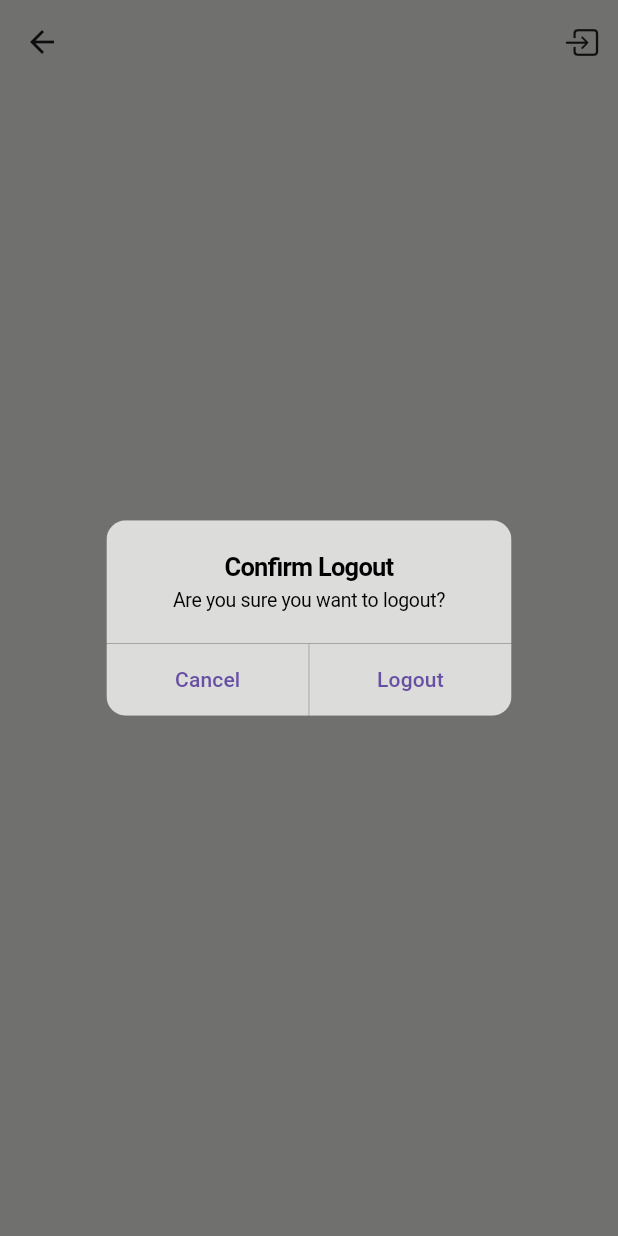
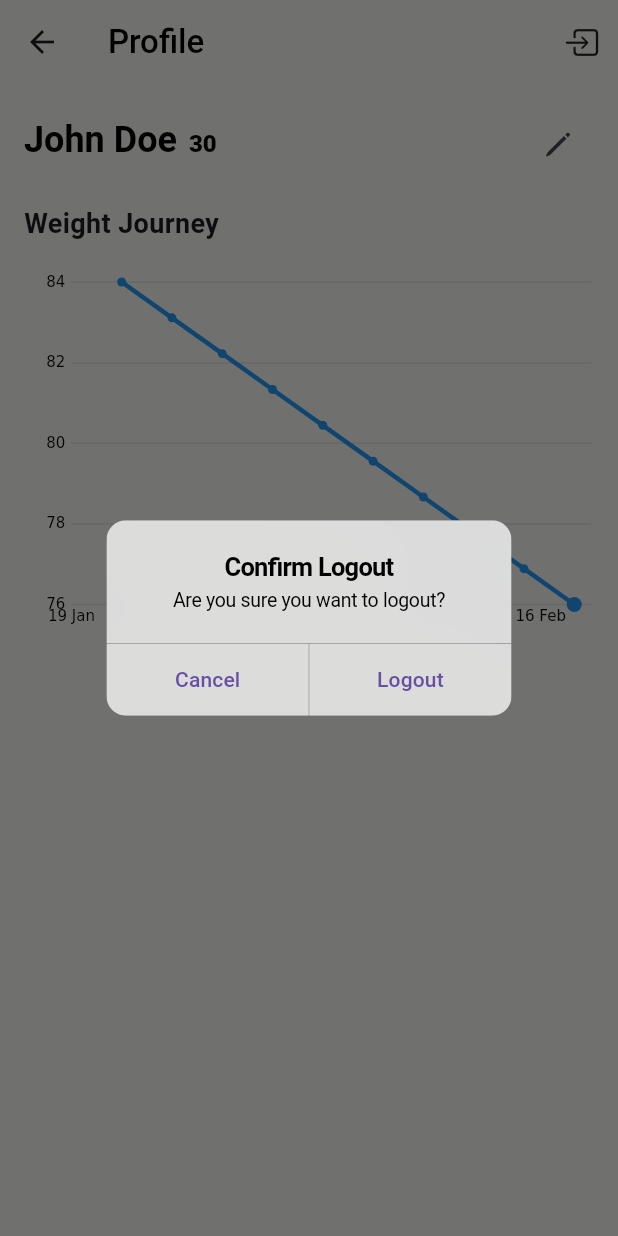
Before and after one commit to Sharathchenna/MacroBalance, a Flutter app: the Accountdashboard screen opened directly, after a tap on an icon or button, on a phone screen of 412 x 824 dp. Run offline on Flutter 3.47's test engine with Material 3 defaults, Android fonts, the phone set to English and light mode, and no system bars; our stand-ins replace camera, flutter_svg, google_fonts, google_generative_ai, google_sign_in, image_picker and 1 more; missing offline and left inert: health, supabase_auth_ui; accounts and stored records are empty.

Commit message:
profile page - name, age and graph initial design

```diff
--- a/lib/screens/accountdashboard.dart
+++ b/lib/screens/accountdashboard.dart
@@ -1,7 +1,41 @@
+import 'dart:io';
 import 'package:flutter/cupertino.dart';
 import 'package:flutter/material.dart';
+import 'package:google_fonts/google_fonts.dart';
 import 'package:macrotracker/screens/welcomescreen.dart';
+// Import the custom painter widget:
+import 'package:macrotracker/widgets/chart_painter.dart';
 import 'package:supabase_flutter/supabase_flutter.dart';
+import 'package:image_picker/image_picker.dart'; // if still needed
+
+// You can keep your model if needed, or simply use WeightEntry from ChartPainter.dart
+
+class ProgressChart extends StatelessWidget {
+  static const int NUMBER_OF_DAYS = 31;
+  final List<WeightEntry> entries;
+
+  const ProgressChart(this.entries, {super.key});
+
+  @override
+  Widget build(BuildContext context) {
+    return CustomPaint(
+      painter: ChartPainter(_prepareEntryList(entries)),
+      // Optionally set a size if not constrained by parent:
+      size: const Size(double.infinity, 250),
+    );
+  }
+
+  // Filter entries that are within chart time range.
+  List<WeightEntry> _prepareEntryList(List<WeightEntry> initialEntries) {
+    DateTime beginningDate =
+        DateTime.now().subtract(const Duration(days: NUMBER_OF_DAYS));
+    List<WeightEntry> entries = initialEntries
+        .where((entry) => entry.dateTime.isAfter(beginningDate))
+        .toList();
+    // You can add further data adjustments here...
+    return entries;
+  }
+}
 
 class Accountdashboard extends StatefulWidget {
   const Accountdashboard({super.key});
@@ -18,8 +52,7 @@ class _AccountdashboardState extends State<Accountdashboard> {
       await _supabase.auth.signOut();
       if (mounted) {
         Navigator.of(context).pushReplacement(
-          CupertinoPageRoute(builder: (context) => const Welcomescreen()),
-        );
+            CupertinoPageRoute(builder: (context) => const Welcomescreen()));
       }
     } catch (e) {
       if (mounted) {
@@ -33,19 +66,39 @@ class _AccountdashboardState extends State<Accountdashboard> {
     }
   }
 
+  void _editUserData() {
+    // Implement edit functionality here
+    print("Edit user data pressed");
+  }
+
   @override
   Widget build(BuildContext context) {
+    // For demonstration, create some dummy weight entries.
+    final List<WeightEntry> weightEntries = List.generate(
+      10,
+      (i) => WeightEntry(
+          dateTime: DateTime.now().subtract(Duration(days: i * 3)),
+          weight: 75 + i.toDouble()),
+    );
     return Scaffold(
-      backgroundColor: Color(0xFFF5F4F0),
+      backgroundColor: const Color(0xFFF5F4F0),
       appBar: AppBar(
         backgroundColor: Colors.transparent,
         elevation: 0,
+        title: Text(
+          'Profile',
+          style: GoogleFonts.roboto(
+            color: CupertinoColors.black,
+            fontWeight: FontWeight.w500,
+          ),
+        ),
         actions: [
           IconButton(
-            icon: const Icon(CupertinoIcons.square_arrow_right,
-                color: Colors.black87),
+            icon: const Icon(
+              CupertinoIcons.square_arrow_right,
+              color: Colors.black87,
+            ),
             onPressed: () async {
-              // Show confirmation dialog before logout
               final confirm = await showDialog<bool>(
                 context: context,
                 builder: (context) => CupertinoAlertDialog(
@@ -63,7 +116,6 @@ class _AccountdashboardState extends State<Accountdashboard> {
                   ],
                 ),
               );
-
               if (confirm == true) {
                 await _handleLogout();
               }
@@ -72,6 +124,73 @@ class _AccountdashboardState extends State<Accountdashboard> {
           ),
         ],
       ),
+      body: SingleChildScrollView(
+        child: Column(
+          crossAxisAlignment: CrossAxisAlignment.start,
+          children: [
+            // User Data Section
+            Padding(
+              padding: const EdgeInsets.all(16.0),
+              child: Row(
+                children: [
+                  Expanded(
+                    child: RichText(
+                      text: TextSpan(
+                        style: DefaultTextStyle.of(context).style,
+                        children: const [
+                          TextSpan(
+                            text: 'John Doe', // replace with dynamic user name
+                            style: TextStyle(
+                              fontSize: 24,
+                              fontWeight: FontWeight.bold,
+                              color: Colors.black,
+                              decoration: TextDecoration.none,
+                            ),
+                          ),
+                          WidgetSpan(child: SizedBox(width: 8)),
+                          TextSpan(
+                            text: '30', // replace with dynamic user age
+                            style: TextStyle(
+                              fontSize: 16,
+                              color: Colors.black,
+                              decoration: TextDecoration.none,
+                            ),
+                          ),
+                        ],
+                      ),
+                    ),
+                  ),
+                  IconButton(
+                    icon: const Icon(CupertinoIcons.pencil),
+                    onPressed: _editUserData,
+                  ),
+                ],
+              ),
+            ),
+
+            // Weight Journey Subheading
+            const Padding(
+              padding: EdgeInsets.symmetric(horizontal: 16.0),
+              child: Text(
+                'Weight Journey',
+                style: TextStyle(
+                  fontSize: 18,
+                  fontWeight: FontWeight.w600,
+                ),
+              ),
+            ),
+            const SizedBox(height: 8.0),
+
+            // Weight Journey Line Graph Section
+            Padding(
+              padding: const EdgeInsets.all(8.0),
+              child: ProgressChart(weightEntries),
+            ),
+
+            // ...other content...
+          ],
+        ),
+      ),
     );
   }
 }
--- /dev/null
+++ b/lib/widgets/chart_painter.dart
@@ -0,0 +1,153 @@
+import 'dart:math' as math;
+import 'dart:ui' as ui;
+import 'package:flutter/material.dart';
+import 'package:intl/intl.dart';
+
+/// Custom painter for drawing the weight journey line chart.
+///
+/// Follows the blog’s approach: draws horizontal lines with left-side labels,
+/// bottom labels (dates) and connects weight points with a line.
+class ChartPainter extends CustomPainter {
+  static const int NUMBER_OF_DAYS = 31;
+  static const int NUMBER_OF_HORIZONTAL_LINES = 5;
+
+  final List<WeightEntry> entries;
+
+  // Calculated drawing parameters:
+  late double leftOffsetStart;
+  late double topOffsetEnd;
+  late double drawingWidth;
+  late double drawingHeight;
+
+  ChartPainter(this.entries);
+
+  @override
+  void paint(Canvas canvas, Size size) {
+    // Set up drawing boundaries
+    leftOffsetStart = size.width * 0.1; // leave space for left labels
+    topOffsetEnd = size.height * 0.9;   // bottom area for x labels
+    drawingWidth = size.width - leftOffsetStart - 10;
+    drawingHeight = topOffsetEnd - 10;
+
+    // Get data boundaries
+    if (entries.isEmpty) return;
+    final minWeight = entries.map((e) => e.weight).reduce(math.min);
+    final maxWeight = entries.map((e) => e.weight).reduce(math.max);
+
+    // Draw horizontal lines and left labels
+    _drawHorizontalLinesAndLabels(canvas, size, minWeight, maxWeight);
+
+    // Draw bottom labels (dates)
+    _drawBottomLabels(canvas, size);
+
+    // Draw the data lines (and markers)
+    _drawDataLines(canvas, minWeight, maxWeight);
+  }
+
+  void _drawHorizontalLinesAndLabels(Canvas canvas, Size size, double minWeight, double maxWeight) {
+    final paint = Paint()
+      ..color = Colors.grey.shade300
+      ..strokeWidth = 1.0;
+
+    // Calculate weight step
+    int lineStep = ((maxWeight - minWeight) / (NUMBER_OF_HORIZONTAL_LINES - 1)).round();
+    double offsetStep = drawingHeight / (NUMBER_OF_HORIZONTAL_LINES - 1);
+
+    for (int i = 0; i < NUMBER_OF_HORIZONTAL_LINES; i++) {
+      double yOffset = 10 + i * offsetStep;    // starting 10 for some top margin
+      // Left label: weight value (from top = max to bottom = min)
+      double labelWeight = maxWeight - i * lineStep;
+      _drawHorizontalLabel(canvas, yOffset, labelWeight);
+
+      // Draw the line from leftOffsetStart to right edge
+      canvas.drawLine(
+        Offset(leftOffsetStart, yOffset),
+        Offset(size.width - 10, yOffset),
+        paint,
+      );
+    }
+  }
+
+  void _drawHorizontalLabel(Canvas canvas, double yOffset, double labelWeight) {
+    final ui.ParagraphBuilder builder = ui.ParagraphBuilder(
+      ui.ParagraphStyle(
+        fontSize: 10.0,
+        textAlign: TextAlign.right,
+      ),
+    )
+      ..pushStyle(ui.TextStyle(color: Colors.black))
+      ..addText(labelWeight.toStringAsFixed(0));
+    final ui.Paragraph paragraph = builder.build()
+      ..layout(ui.ParagraphConstraints(width: leftOffsetStart - 4));
+    canvas.drawParagraph(paragraph, Offset(0.0, yOffset - 6));
+  }
+
+  void _drawBottomLabels(Canvas canvas, Size size) {
+    // For bottom labels, we label every 7 days.
+    final int interval = 7;
+    final DateTime startDate = _getStartDateOfChart();
+
+    double dayWidth = drawingWidth / NUMBER_OF_DAYS;
+    for (int day = 0; day <= NUMBER_OF_DAYS; day += interval) {
+      double xOffset = leftOffsetStart + day * dayWidth;
+      DateTime labelDate = startDate.add(Duration(days: day));
+      final ui.ParagraphBuilder builder = ui.ParagraphBuilder(
+        ui.ParagraphStyle(fontSize: 10.0, textAlign: TextAlign.center),
+      )
+        ..pushStyle(ui.TextStyle(color: Colors.black))
+        ..addText(DateFormat('d MMM').format(labelDate));
+      final ui.Paragraph paragraph = builder.build()
+        ..layout(ui.ParagraphConstraints(width: 50.0));
+      canvas.drawParagraph(paragraph, Offset(xOffset - 25.0, topOffsetEnd + 2));
+    }
+  }
+
+  void _drawDataLines(Canvas canvas, double minWeight, double maxWeight) {
+    if (entries.length < 2) return;
+
+    final paint = Paint()
+      ..color = Colors.blue
+      ..strokeWidth = 3.0;
+
+    final DateTime startDate = _getStartDateOfChart();
+    double dayWidth = drawingWidth / NUMBER_OF_DAYS;
+
+    // Helper to convert entry to canvas coordinate
+    Offset _getEntryOffset(WeightEntry entry) {
+      int daysFromStart = entry.dateTime.difference(startDate).inDays;
+      double relativeX = daysFromStart.clamp(0, NUMBER_OF_DAYS).toDouble();
+      double x = leftOffsetStart + relativeX * dayWidth;
+      double relativeY = (entry.weight - minWeight) / (maxWeight - minWeight);
+      double y = 10 + drawingHeight - (relativeY * drawingHeight);
+      return Offset(x, y);
+    }
+
+    // Draw lines between consecutive points and circles at points.
+    for (int i = 0; i < entries.length - 1; i++) {
+      Offset p1 = _getEntryOffset(entries[i]);
+      Offset p2 = _getEntryOffset(entries[i + 1]);
+      canvas.drawLine(p1, p2, paint);
+      canvas.drawCircle(p2, 3.0, paint);
+    }
+    // Draw a larger circle for the most recent entry.
+    canvas.drawCircle(_getEntryOffset(entries.first), 5.0, paint);
+  }
+
+  // Returns the start date (NUMBER_OF_DAYS ago from today)
+  DateTime _getStartDateOfChart() {
+    return DateTime.now().subtract(const Duration(days: NUMBER_OF_DAYS));
+  }
+
+  @override
+  bool shouldRepaint(covariant ChartPainter oldDelegate) {
+    return oldDelegate.entries != entries;
+  }
+}
+
+/// Dummy model representing a weight entry.
+/// Replace or adjust this as needed.
+class WeightEntry {
+  final DateTime dateTime;
+  final double weight;
+  WeightEntry({required this.dateTime, required this.weight});
+}
```
